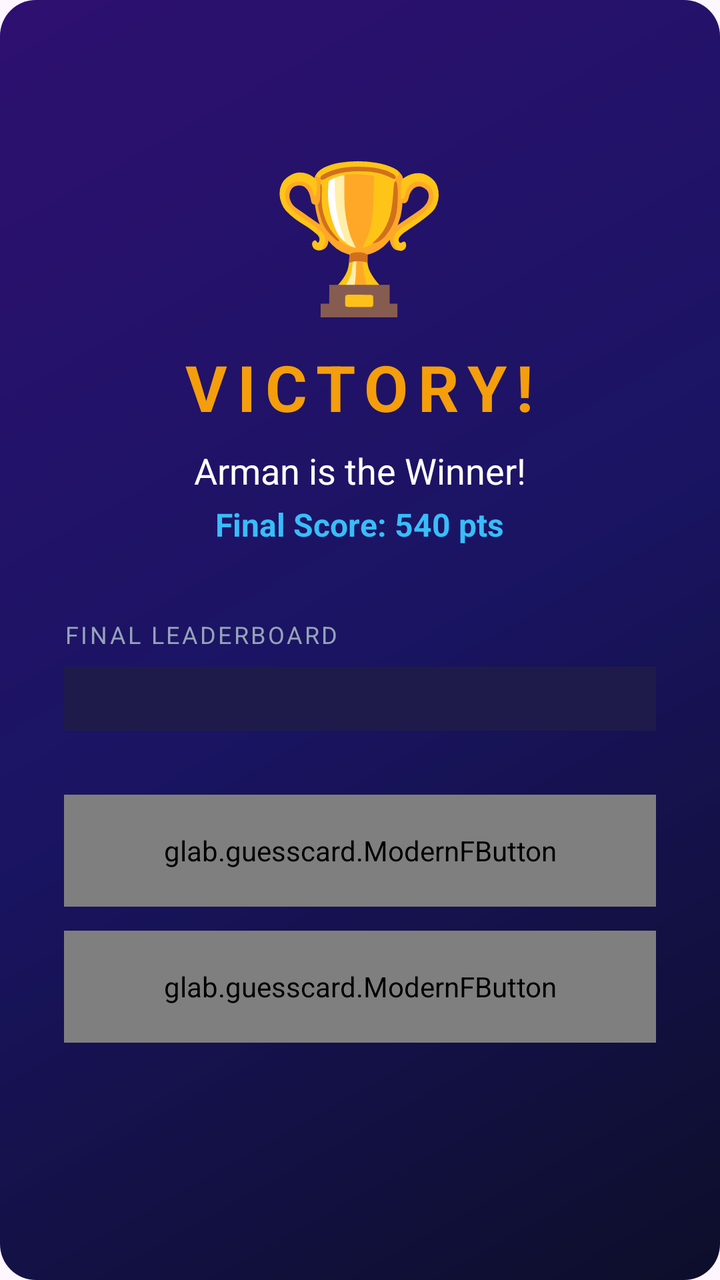
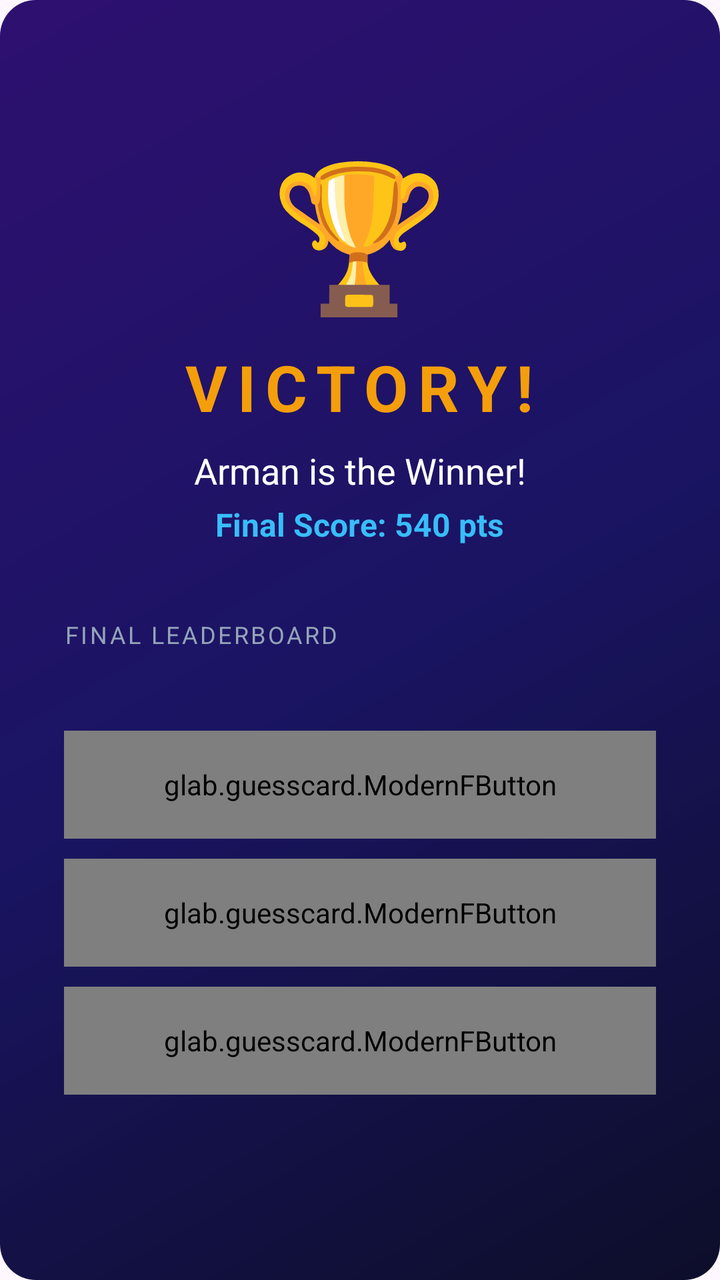

The first picture is an Android layout as it rendered before a commit; the second is the same layout after the commit. The layout source and the unified diff follow.
<!-- AndroidManifest.xml: application theme Theme.TerritoryWars -->
<!-- res/layout/activity_winner.xml -->
<?xml version="1.0" encoding="utf-8"?>
<ScrollView xmlns:android="http://schemas.android.com/apk/res/android"
    android:layout_width="match_parent"
    android:layout_height="match_parent"
    android:background="@drawable/gradient_hero"
    android:fillViewport="true">

    <LinearLayout
        android:layout_width="match_parent"
        android:layout_height="wrap_content"
        android:gravity="center_horizontal"
        android:orientation="vertical"
        android:padding="32dp">

        <TextView
            android:layout_width="wrap_content"
            android:layout_height="wrap_content"
            android:layout_marginTop="36dp"
            android:text="🏆"
            android:textSize="72sp" />

        <TextView
            android:layout_width="wrap_content"
            android:layout_height="wrap_content"
            android:layout_marginTop="8dp"
            android:text="VICTORY!"
            android:textColor="#F59E0B"
            android:textSize="32sp"
            android:textStyle="bold"
            android:letterSpacing="0.15" />

        <TextView
            android:id="@+id/tvWinnerName"
            android:layout_width="wrap_content"
            android:layout_height="wrap_content"
            android:layout_marginTop="8dp"
            android:text="Arman is the Winner!"
            android:textColor="#FFFFFF"
            android:textSize="18sp" />

        <TextView
            android:id="@+id/tvFinalScore"
            android:layout_width="wrap_content"
            android:layout_height="wrap_content"
            android:layout_marginTop="4dp"
            android:text="Final Score: 540 pts"
            android:textColor="#38BDF8"
            android:textSize="16sp"
            android:textStyle="bold" />

        <Space
            android:layout_width="match_parent"
            android:layout_height="36dp" />

        
        <TextView
            android:layout_width="match_parent"
            android:layout_height="wrap_content"
            android:text="Final Leaderboard"
            android:textColor="#94A3B8"
            android:textSize="12sp"
            android:textAllCaps="true"
            android:letterSpacing="0.1"
            android:layout_marginBottom="8dp" />

        <LinearLayout
            android:id="@+id/leaderboardContainer"
            android:layout_width="match_parent"
            android:layout_height="wrap_content"
            android:orientation="vertical"
            android:background="#1E1B4B"
            android:padding="16dp"
            android:layout_marginBottom="32dp" />

        
        <glab.guesscard.ModernFButton
            android:id="@+id/btnPlayAgain"
            android:layout_width="match_parent"
            android:layout_height="56dp"
            android:layout_marginBottom="12dp"
            android:text="🔄  PLAY AGAIN" />

        <glab.guesscard.ModernFButton
            android:id="@+id/btnHome"
            android:layout_width="match_parent"
            android:layout_height="56dp"
            android:text="🏠  HOME MENU" />

    </LinearLayout>
</ScrollView>
<!-- resources referenced by this layout -->
<resources>
  <!-- drawable gradient_hero (drawable) -->
  <?xml version="1.0" encoding="utf-8"?>
  <shape xmlns:android="http://schemas.android.com/apk/res/android"
      android:shape="rectangle">
      <gradient
          android:type="linear"
          android:angle="135"
          android:startColor="#0D0E2A"
          android:centerColor="#1A1463"
          android:endColor="#2E1070" />
      <corners android:radius="18dp"/>
  </shape>
  <style name="Theme.TerritoryWars" parent="Theme.Material3.DayNight.NoActionBar">
          
          <item name="colorPrimary">@color/purple_500</item>
          <item name="colorPrimaryVariant">@color/purple_700</item>
          <item name="colorOnPrimary">@color/white</item>
          
          <item name="colorSecondary">@color/teal_200</item>
          <item name="colorSecondaryVariant">@color/teal_700</item>
          <item name="colorOnSecondary">@color/black</item>
          
          <item name="android:statusBarColor">@android:color/transparent</item>
          <item name="android:navigationBarColor">@android:color/transparent</item>
          <item name="android:windowDrawsSystemBarBackgrounds">true</item>
      </style>
  <color name="purple_500">#FF6200EE</color>
  <color name="purple_700">#FF3700B3</color>
  <color name="white">#FFFFFFFF</color>
  <color name="teal_200">#FF03DAC5</color>
  <color name="teal_700">#FF018786</color>
  <color name="black">#FF000000</color>
</resources>

<!-- the commit's change to res/layout/activity_winner.xml (unified diff, before → after) -->
@@ -63,28 +63,32 @@
             android:letterSpacing="0.1"
             android:layout_marginBottom="8dp" />
 
-        <LinearLayout
-            android:id="@+id/leaderboardContainer"
+        <androidx.recyclerview.widget.RecyclerView
+            android:id="@+id/rvWinnerLeaderboard"
             android:layout_width="match_parent"
             android:layout_height="wrap_content"
-            android:orientation="vertical"
-            android:background="#1E1B4B"
-            android:padding="16dp"
             android:layout_marginBottom="32dp" />
 
         
         <glab.guesscard.ModernFButton
             android:id="@+id/btnPlayAgain"
             android:layout_width="match_parent"
-            android:layout_height="56dp"
-            android:layout_marginBottom="12dp"
+            android:layout_height="54dp"
+            android:layout_marginBottom="10dp"
             android:text="🔄  PLAY AGAIN" />
+
+        <glab.guesscard.ModernFButton
+            android:id="@+id/btnReturnToLobby"
+            android:layout_width="match_parent"
+            android:layout_height="54dp"
+            android:layout_marginBottom="10dp"
+            android:text="👥  RETURN TO LOBBY" />
 
         <glab.guesscard.ModernFButton
             android:id="@+id/btnHome"
             android:layout_width="match_parent"
-            android:layout_height="56dp"
-            android:text="🏠  HOME MENU" />
+            android:layout_height="54dp"
+            android:text="🚪  EXIT TO HOME" />
 
     </LinearLayout>
 </ScrollView>
